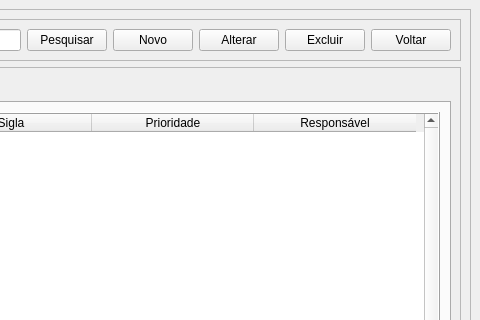
Blastoles/ProjetoSCGI, file View/Telas/CD_Setor.ui: the form before one commit; both pictures show x 274 to 754 and y 0 to 320 of the 754 by 511 pixel window.
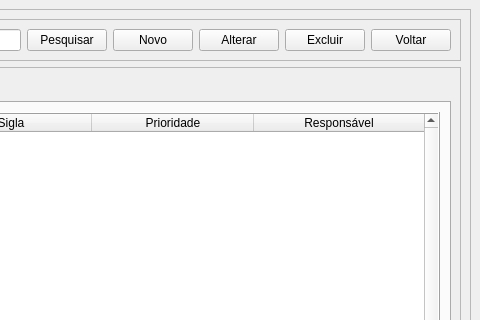
The form after the commit. Icons and pictures are not drawn.

```diff
--- a/View/Telas/CD_Setor.ui
+++ b/View/Telas/CD_Setor.ui
@@ -201,6 +201,9 @@
                   <attribute name="horizontalHeaderMinimumSectionSize">
                    <number>39</number>
                   </attribute>
+                  <attribute name="horizontalHeaderStretchLastSection">
+                   <bool>true</bool>
+                  </attribute>
                   <column>
                    <property name="text">
                     <string>Nome</string>
```
